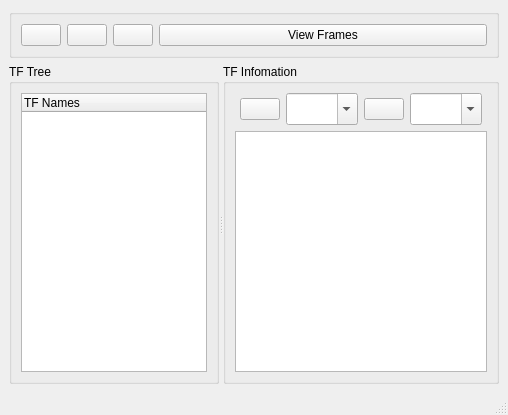
Above: src/mainwindow.ui from HowardWhile/arc_tf_viewer before the change. Below: the same form after it.
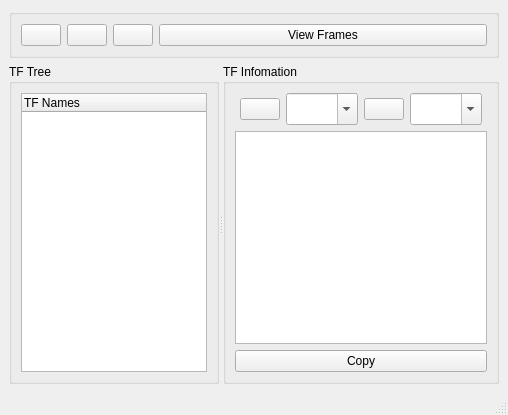
That is the form after the change. Icons and pictures are not drawn.

Commit message: add copy infomation buttom

```diff
--- a/src/mainwindow.ui
+++ b/src/mainwindow.ui
@@ -287,6 +287,13 @@
           </property>
          </widget>
         </item>
+        <item>
+         <widget class="QPushButton" name="btn_copy">
+          <property name="text">
+           <string>Copy</string>
+          </property>
+         </widget>
+        </item>
        </layout>
       </widget>
      </widget>
```
Left out of the diff: 3 changed lines with no effect on the pictures. The commit also changes 2 other files.
